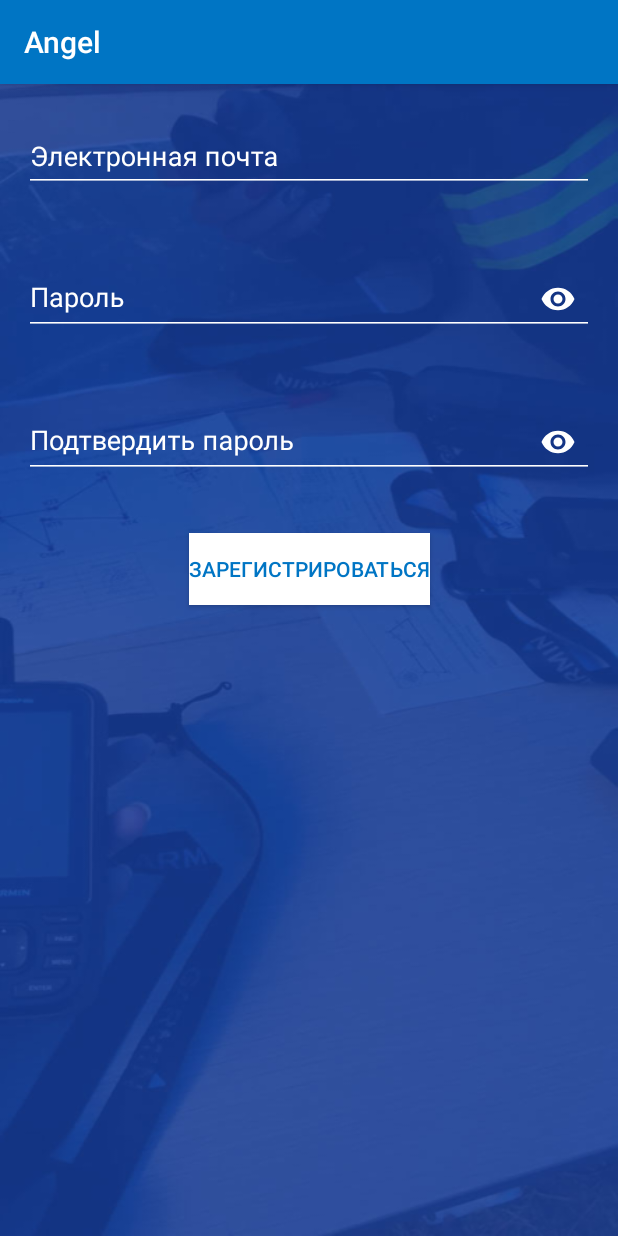
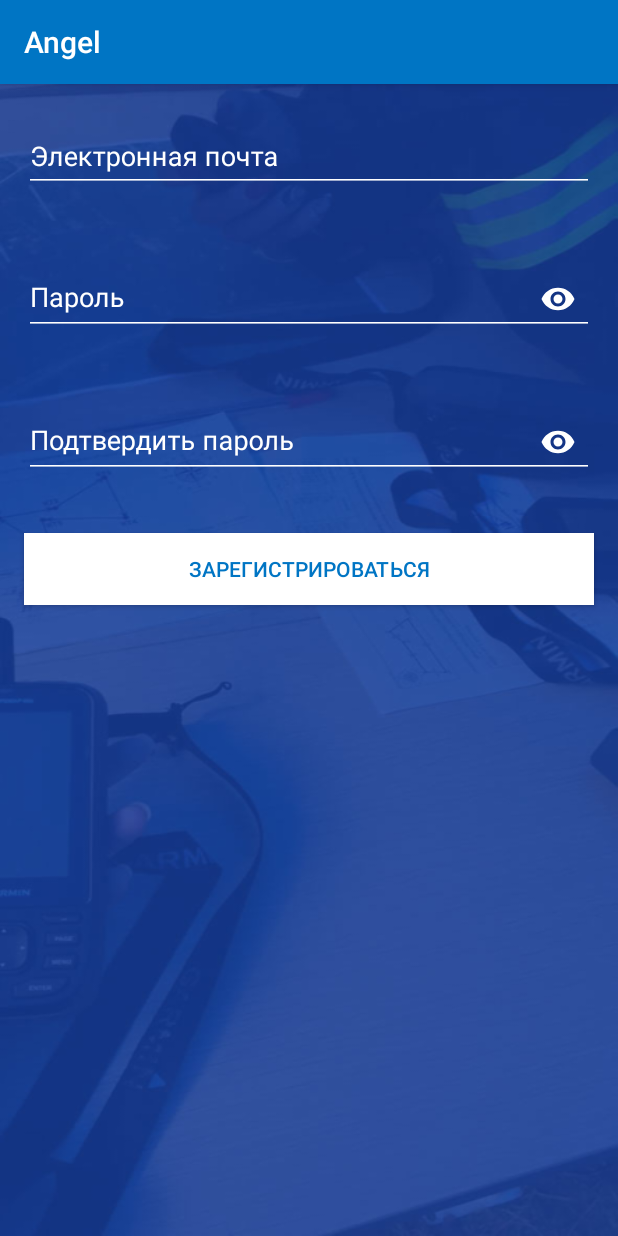
Before and after one commit to PaulXIII/Angel, an Android app: the fragment RegistrationFragment placed in its activity, on a phone screen of 412 x 824 dp. Run offline under Robolectric (Android 15) with nearby library versions, the phone set to English and light mode, and no system bars; our stand-ins replace Firebase (no records; nobody signed in at launch, a user with empty details on screens opened directly), data binding; pictures from the network do not load.

Commit message:
fix registration button

```diff
--- a/app/src/main/res/layout/registration_fragment.xml
+++ b/app/src/main/res/layout/registration_fragment.xml
@@ -101,12 +101,14 @@
 
                 <Button
                     android:id="@+id/registration"
-                    android:layout_width="wrap_content"
+                    android:layout_width="match_parent"
                     android:layout_height="wrap_content"
                     android:layout_marginTop="16dp"
                     android:textColor="@color/colorPrimaryDark"
                     android:background="@color/white"
                     android:layout_marginBottom="16dp"
+                    android:layout_marginEnd="16dp"
+                    android:layout_marginStart="16dp"
                     android:text="@string/log_up"
                     android:onClick="@{() -> viewModel.register()}"
                     app:layout_constraintBottom_toBottomOf="parent"
```
